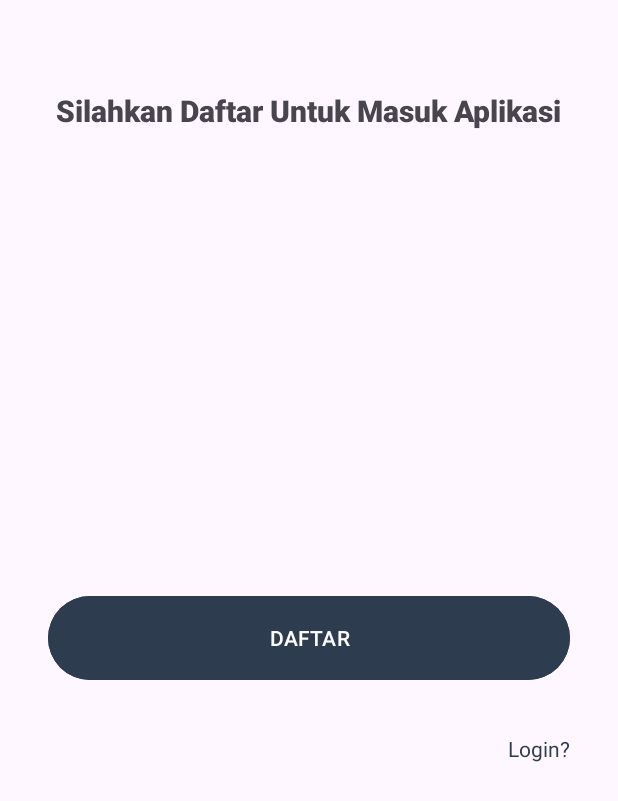
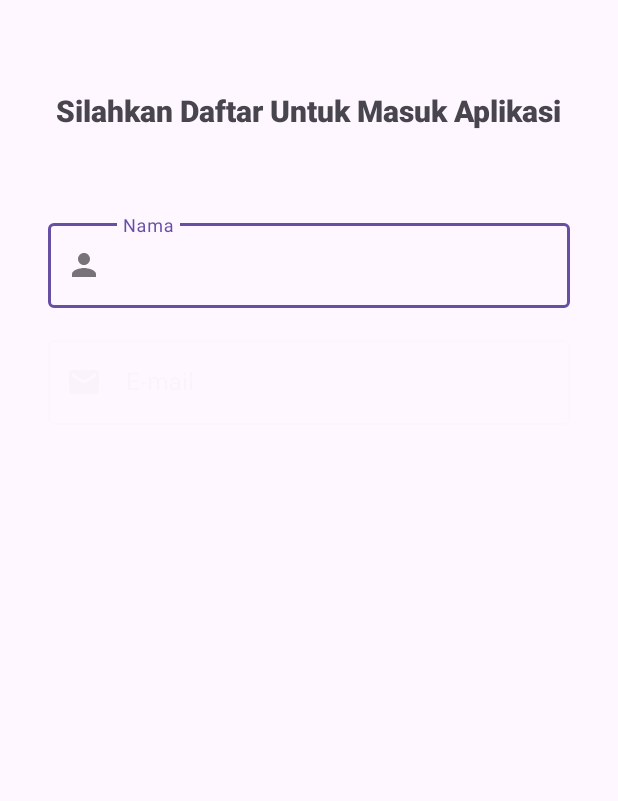
Before and after one commit to farelyudapratama/storyApp, an Android app: the screen it shows after launch (RegisterActivity), after a tap on "Daftar?", on a phone screen of 412 x 824 dp. Shown: the top 801 px of the screen. Run offline under Robolectric (Android 15) with nearby library versions, the phone set to English and light mode, and no system bars; network calls fail; pictures from the network do not load; 1 other tap on this screen came first.

```diff
--- a/app/src/main/java/com/yuch/storyapp/data/api/ApiConfig.kt
+++ b/app/src/main/java/com/yuch/storyapp/data/api/ApiConfig.kt
@@ -9,11 +9,12 @@ import retrofit2.converter.gson.GsonConverterFactory
 
 class ApiConfig {
     companion object {
-        var token = ""
+        private var token = ""
         fun getApiService(token: String): ApiService{
             this.token = token
             val loggingInterceptor =
-                HttpLoggingInterceptor().setLevel(HttpLoggingInterceptor.Level.BODY)
+                if(BuildConfig.DEBUG) { HttpLoggingInterceptor().setLevel(HttpLoggingInterceptor.Level.BODY)
+                } else { HttpLoggingInterceptor().setLevel(HttpLoggingInterceptor.Level.NONE) }
             val authInterceptor = Interceptor { chain ->
                 val req = chain.request()
                 val requestHeaders = req.newBuilder()
--- a/app/src/main/java/com/yuch/storyapp/view/login/LoginActivity.kt
+++ b/app/src/main/java/com/yuch/storyapp/view/login/LoginActivity.kt
@@ -20,7 +20,7 @@ import com.yuch.storyapp.view.register.RegisterActivity
 
 class LoginActivity : AppCompatActivity() {
 
-    private val viewModel by viewModels<LoginViewModel>(){
+    private val viewModel by viewModels<LoginViewModel>{
         ViewModelFactory.getInstance(this)
     }
 
@@ -37,10 +37,10 @@ class LoginActivity : AppCompatActivity() {
     }
 
     private fun setupView(){
-        @Suppress("DEPRECATION")
         if (Build.VERSION.SDK_INT >= Build.VERSION_CODES.R){
             window.insetsController?.hide(WindowInsets.Type.statusBars())
         } else {
+            @Suppress("DEPRECATION")
             window.setFlags(
                 WindowManager.LayoutParams.FLAG_FULLSCREEN,
                 WindowManager.LayoutParams.FLAG_FULLSCREEN
@@ -95,12 +95,11 @@ class LoginActivity : AppCompatActivity() {
         }
     }
     private fun playAnimation() {
-        val title = ObjectAnimator.ofFloat(binding.titleLogin, View.ALPHA, 1f).setDuration(100)
-        val email = ObjectAnimator.ofFloat(binding.edLoginEmail, View.ALPHA, 1f).setDuration(100)
-        val password = ObjectAnimator.ofFloat(binding.edLoginPassword, View.ALPHA, 1f).setDuration(100)
-        val login = ObjectAnimator.ofFloat(binding.loginButton, View.ALPHA, 1f).setDuration(100)
-        val signup = ObjectAnimator.ofFloat(binding.signupButton, View.ALPHA, 1f).setDuration(100)
-
+        val title = ObjectAnimator.ofFloat(binding.titleLogin, View.ALPHA, 1f).setDuration(1000)
+        val email = ObjectAnimator.ofFloat(binding.emailEditTextLayout, View.ALPHA, 1f).setDuration(1000)
+        val password = ObjectAnimator.ofFloat(binding.passwordEditTextLayout, View.ALPHA, 1f).setDuration(1000)
+        val login = ObjectAnimator.ofFloat(binding.loginButton, View.ALPHA, 1f).setDuration(1000)
+        val signup = ObjectAnimator.ofFloat(binding.signupButton, View.ALPHA, 1f).setDuration(1000)
 
         AnimatorSet().apply {
             playSequentially(title, email, password, login, signup)
@@ -108,6 +107,6 @@ class LoginActivity : AppCompatActivity() {
         }
     }
     private fun showLoading(isLoading: Boolean) {
-        binding.pbLogin.visibility = if (isLoading) android.view.View.VISIBLE else android.view.View.GONE
+        binding.pbLogin.visibility = if (isLoading) View.VISIBLE else View.GONE
     }
 }
--- a/app/src/main/java/com/yuch/storyapp/view/main/MainActivity.kt
+++ b/app/src/main/java/com/yuch/storyapp/view/main/MainActivity.kt
@@ -54,7 +54,7 @@ class MainActivity : AppCompatActivity() {
                         is ResultState.Success -> {
                             val storyData = story.data.listStory
                             val storyAdapter = StoryAdapter()
-                            storyAdapter.setList(storyData)
+                            storyAdapter.submitList(storyData)
                             binding.rvStoryItem.adapter = storyAdapter
                             showLoading(false)
                         }
--- a/app/src/main/java/com/yuch/storyapp/view/register/RegisterActivity.kt
+++ b/app/src/main/java/com/yuch/storyapp/view/register/RegisterActivity.kt
@@ -92,12 +92,12 @@ class RegisterActivity : AppCompatActivity() {
         }
     }
     private fun playAnimation() {
-        val title = ObjectAnimator.ofFloat(binding.titleRegister, View.ALPHA, 1f).setDuration(100)
-        val name = ObjectAnimator.ofFloat(binding.edRegisterName, View.ALPHA, 1f).setDuration(100)
-        val email = ObjectAnimator.ofFloat(binding.edRegisterEmail, View.ALPHA, 1f).setDuration(100)
-        val password = ObjectAnimator.ofFloat(binding.edRegisterPassword, View.ALPHA, 1f).setDuration(100)
-        val login = ObjectAnimator.ofFloat(binding.loginButton, View.ALPHA, 1f).setDuration(100)
-        val signup = ObjectAnimator.ofFloat(binding.signupButton, View.ALPHA, 1f).setDuration(100)
+        val title = ObjectAnimator.ofFloat(binding.titleRegister, View.ALPHA, 1f).setDuration(1000)
+        val name = ObjectAnimator.ofFloat(binding.nameEditTextLayout, View.ALPHA, 1f).setDuration(1000)
+        val email = ObjectAnimator.ofFloat(binding.emailEditTextLayout, View.ALPHA, 1f).setDuration(1000)
+        val password = ObjectAnimator.ofFloat(binding.passwordEditTextLayout, View.ALPHA, 1f).setDuration(1000)
+        val login = ObjectAnimator.ofFloat(binding.loginButton, View.ALPHA, 1f).setDuration(1000)
+        val signup = ObjectAnimator.ofFloat(binding.signupButton, View.ALPHA, 1f).setDuration(1000)
 
         AnimatorSet().apply {
             playSequentially(title, name, email, password, login, signup)
--- a/app/src/main/res/layout/activity_add_story.xml
+++ b/app/src/main/res/layout/activity_add_story.xml
@@ -33,7 +33,8 @@
             app:layout_constraintEnd_toEndOf="parent"
             app:layout_constraintStart_toStartOf="parent"
             app:layout_constraintTop_toTopOf="parent"
-            app:srcCompat="@drawable/ic_place_holder" />
+            app:srcCompat="@drawable/ic_place_holder"
+            android:contentDescription="Tampilan preview gambar" />
 
         <com.google.android.material.textfield.TextInputLayout
             android:id="@+id/descTextLayout"
--- a/app/src/main/res/layout/activity_detail.xml
+++ b/app/src/main/res/layout/activity_detail.xml
@@ -16,6 +16,7 @@
         app:layout_constraintHeight_percent="0.4"
         app:layout_constraintStart_toStartOf="parent"
         app:layout_constraintTop_toTopOf="parent"
+        android:contentDescription="Ini Gambar"
         tools:src="@tools:sample/backgrounds/scenic" />
 
     <TextView
```
Also changed, not shown: app/src/main/java/com/yuch/storyapp/view/cameraX/CameraXActivity.kt (+24 -1 lines), app/src/main/java/com/yuch/storyapp/view/main/StoryAdapter.kt (+32 -89 lines).
